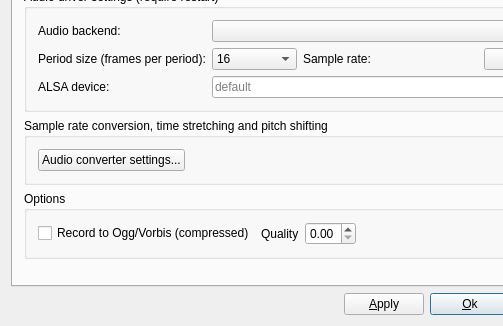
Qt form src/muse/components/gensetbase.ui (spamatica/muse) before a commit; both pictures show x 0 to 503 and y 456 to 782 of the 607 by 782 pixel window.
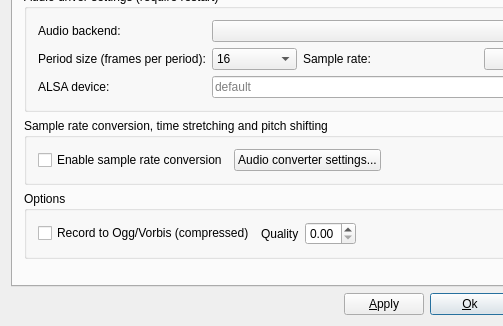
The same form after that commit. The open tabs and pages were chosen to show the change.

Commit message:
Setting to turn the sample rate conversion of wave files off
New checkbox "Enable sample rate conversion" (Settings > Audio, in the
audio converter group), on by default. When it is off, a wave file whose
sample rate differs from the system rate is treated as if it had the
system rate: no live converter is set up, MusE does not offer to convert
or resample it on import, and the "sample rates differ" warning when
opening a project is not shown. Such files play at the wrong speed and
pitch. The setting is used for files that are opened afterwards, so reopen
the project after changing it.

Patch:
```diff
--- a/src/muse/components/gensetbase.ui
+++ b/src/muse/components/gensetbase.ui
@@ -1271,6 +1271,16 @@
           <string>Sample rate conversion, time stretching and pitch shifting</string>
          </property>
          <layout class="QHBoxLayout" name="horizontalLayout_6">
+          <item>
+           <widget class="QCheckBox" name="enableSampleRateConversionCheckBox">
+            <property name="toolTip">
+             <string>Convert wave files whose sample rate differs from the system rate, live or by resampling a copy. If this is off, such files are used as they are and play at the wrong speed and pitch, and MusE does not offer to convert them. Takes effect for files that are opened afterwards (reopen the project).</string>
+            </property>
+            <property name="text">
+             <string>Enable sample rate conversion</string>
+            </property>
+           </widget>
+          </item>
           <item>
            <widget class="QPushButton" name="audioConvertersButton">
             <property name="text">
```
Left out of the diff: 1 changed line with no effect on the pictures. The commit also changes 8 other files.
